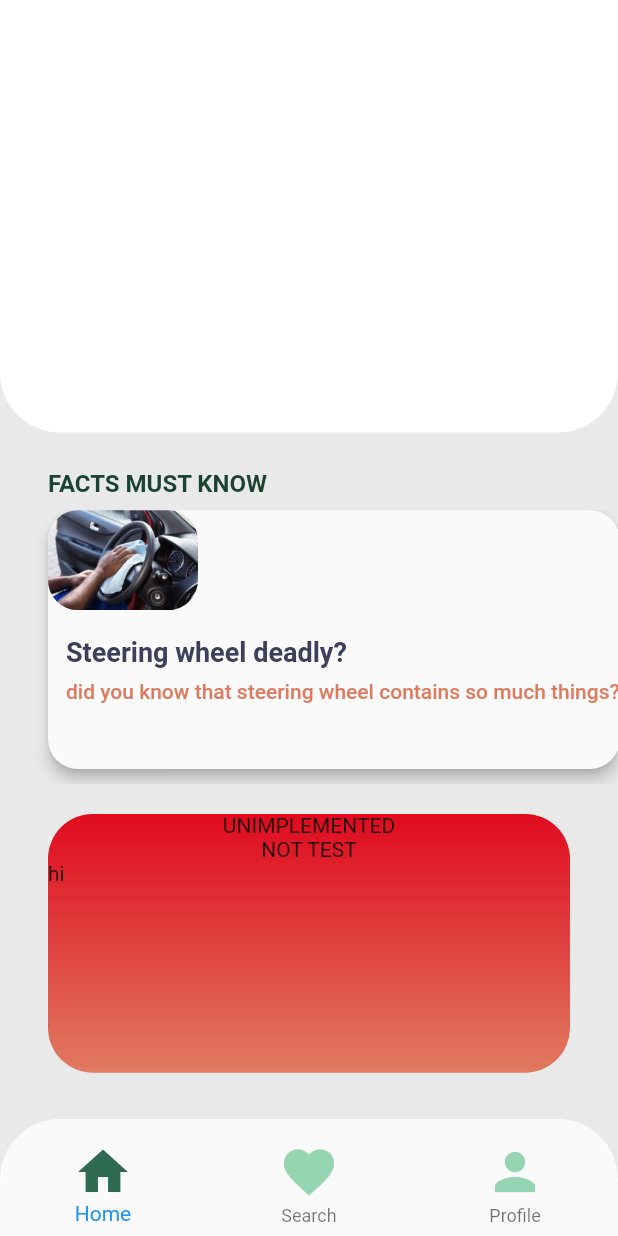
After one commit to lukechn99/Minnehack2021, a Flutter app: the ProfileScreen screen opened directly, on a phone screen of 412 x 824 dp. The commit adds this screen. Run offline on Flutter 3.47's test engine with Material 2 defaults, Android fonts, the phone set to English and light mode, and no system bars; our stand-ins replace location, percent_indicator; missing offline and left inert: workmanager.

Commit message:
changes that won't compile

```diff
--- /dev/null
+++ b/clean_homies/lib/model/facts.dart
@@ -0,0 +1,29 @@
+class Fact {
+  final String name, factText, imagePath;
+
+  Fact({this.name, this.factText, this.imagePath});
+}
+
+// local facts. we don't got no database lmao
+final facts = [
+  Fact(
+    name: "Steering wheel deadly?",
+    factText: "did you know that steering wheel contains so much things?",
+    imagePath: "assets/clean-steering-wheel-step-4.png",
+  ),
+  Fact(
+    name: "If you don't wash...",
+    factText: "maybe some more text will be inputted in here",
+    imagePath: "assets/full-moon.png",
+  ),
+  Fact(
+    name: "Deadly trips",
+    factText: "if you ",
+    imagePath: "assets/cute-goat.jpg",
+  ),
+  Fact(
+    name: "Orien Test",
+    factText: "fact text....",
+    imagePath: "assets/swirl-plant.jpg",
+  ),
+];
--- /dev/null
+++ b/clean_homies/lib/ui/pages/profile_screen.dart
@@ -0,0 +1,216 @@
+import 'package:flutter/material.dart';
+import 'package:clean_homies/model/facts.dart';
+
+class ProfileScreen extends StatelessWidget {
+  @override
+  Widget build(BuildContext context) {
+    final height = MediaQuery.of(context).size.height;
+    return Scaffold(
+      backgroundColor: const Color(0xFFE9E9E9),
+      bottomNavigationBar: ClipRRect(
+          borderRadius: BorderRadius.vertical(top: Radius.circular(40)),
+          child: BottomNavigationBar(
+            iconSize: 40,
+            selectedIconTheme: IconThemeData(
+              color: const Color(0xFF2d6a4f),
+            ),
+            unselectedIconTheme: IconThemeData(color: const Color(0xFF95d5b2)),
+            items: [
+              BottomNavigationBarItem(
+                  icon: Padding(
+                    padding: const EdgeInsets.only(top: 8.0),
+                    child: Icon(Icons.home),
+                  ),
+                  title: Text(
+                    "Home",
+                    style: const TextStyle(color: Colors.white),
+                  )),
+              BottomNavigationBarItem(
+                icon: Padding(
+                  child: Icon(Icons.favorite),
+                  padding: const EdgeInsets.only(top: 8.0),
+                ),
+                title: Text(
+                  "Search",
+                  style: const TextStyle(color: Colors.white),
+                ),
+              ),
+              BottomNavigationBarItem(
+                icon: Padding(
+                  child: Icon(Icons.person),
+                  padding: const EdgeInsets.only(top: 8.0),
+                ),
+                title: Text(
+                  "Profile",
+                  style: const TextStyle(color: Colors.white),
+                ),
+              ),
+            ],
+          )),
+      body: Stack(
+        children: <Widget>[
+          Positioned(
+              top: 0,
+              height: height * 0.35,
+              left: 0,
+              right: 0,
+              child: ClipRRect(
+                  borderRadius: const BorderRadius.vertical(
+                    bottom: const Radius.circular(40),
+                  ),
+                  child: Container(
+                    color: Colors.white,
+                  ))),
+          Positioned(
+            top: height * 0.38,
+            left: 0,
+            right: 0,
+            child: Container(
+              height: height * 0.50,
+              child: Column(
+                crossAxisAlignment: CrossAxisAlignment.start,
+                children: <Widget>[
+                  Padding(
+                    padding: const EdgeInsets.only(
+                      bottom: 8,
+                      left: 32,
+                      right: 16,
+                    ),
+                    child: Text(
+                      "FACTS MUST KNOW",
+                      style: const TextStyle(
+                        color: const Color(0xFF1b4332),
+                        fontSize: 16,
+                        fontWeight: FontWeight.w700,
+                      ),
+                    ),
+                  ),
+                  Expanded(
+                    child: SingleChildScrollView(
+                      scrollDirection: Axis.horizontal,
+                      child: Row(
+                        children: <Widget>[
+                          SizedBox(
+                            width: 32,
+                          ),
+                          for (int i = 0; i < facts.length; i++)
+                            _FactCard(fact: facts[i]),
+                        ],
+                      ),
+                    ),
+                  ),
+                  SizedBox(
+                    height: 20,
+                  ),
+                  Expanded(
+                    child: Container(
+                      margin: const EdgeInsets.only(
+                          bottom: 10, left: 32, right: 32),
+                      decoration: BoxDecoration(
+                        borderRadius: BorderRadius.all(Radius.circular(30)),
+                        gradient: LinearGradient(
+                          begin: Alignment.topCenter,
+                          end: Alignment.bottomCenter,
+                          colors: [
+                            const Color(0xFFe00a1f),
+                            const Color(0xFFe07a5f),
+                          ],
+                        ),
+                      ),
+                      child: Column(
+                        children: <Widget>[
+                          Text("UNIMPLEMENTED"),
+                          Text("NOT TEST"),
+                          Row(
+                            children: <Widget>[
+                              // IconButton(icon: Image.asset("")),
+                              Text('hi'),
+                            ],
+                          ),
+                        ],
+                      ),
+                    ),
+                  ),
+                ],
+              ),
+            ),
+          ),
+        ],
+      ),
+    );
+  }
+}
+
+//fact card
+class _FactCard extends StatelessWidget {
+  final Fact fact;
+
+  const _FactCard({Key key, @required this.fact}) : super(key: key);
+
+  @override
+  Widget build(BuildContext context) {
+    return Container(
+      margin: const EdgeInsets.only(
+        right: 20,
+        bottom: 10,
+      ),
+      child: Material(
+        borderRadius: BorderRadius.all(Radius.circular(20)),
+        elevation: 4,
+        child: Column(
+          crossAxisAlignment: CrossAxisAlignment.start,
+          mainAxisSize: MainAxisSize.max,
+          children: <Widget>[
+            Flexible(
+              fit: FlexFit.loose,
+              child: ClipRRect(
+                borderRadius: BorderRadius.all(Radius.circular(20)),
+                child: Image.asset(
+                  fact.imagePath,
+                  width: 100,
+                  //posible height
+                  fit: BoxFit.fitHeight,
+                ), // possible error
+              ),
+            ),
+            Flexible(
+              fit: FlexFit.tight,
+              child: Padding(
+                padding: const EdgeInsets.only(left: 12.0),
+                child: Column(
+                  crossAxisAlignment: CrossAxisAlignment.start,
+                  mainAxisAlignment: MainAxisAlignment.spaceBetween,
+                  children: [
+                    SizedBox(
+                      height: 10,
+                    ),
+                    Text(
+                      fact.name,
+                      style: const TextStyle(
+                        fontWeight: FontWeight.w700,
+                        fontSize: 18,
+                        color: const Color(0xFF3d405b),
+                      ),
+                    ),
+                    Text(
+                      fact.factText,
+                      overflow: TextOverflow.ellipsis,
+                      style: const TextStyle(
+                        fontWeight: FontWeight.w500,
+                        fontSize: 14,
+                        color: const Color(0xFFe07a5f),
+                      ),
+                    ),
+                    SizedBox(
+                      height: 16,
+                    ),
+                  ],
+                ),
+              ),
+            ),
+          ],
+        ),
+      ),
+    );
+  }
+}
--- a/clean_homies/pubspec.yaml
+++ b/clean_homies/pubspec.yaml
@@ -55,6 +55,8 @@ flutter:
   # assets:
   #   - images/a_dot_burr.jpeg
   #   - images/a_dot_ham.jpeg
+  assets:
+   - assets/
 
   # An image asset can refer to one or more resolution-specific "variants", see
   # https://flutter.dev/assets-and-images/#resolution-aware.
```
Also changed, not shown: clean_homies/lib/main.dart (+1 -10 lines), clean_homies/assets/Girl_shocked.png (added), clean_homies/assets/clean-steering-wheel-step-4.png (added), clean_homies/assets/cute-goat.jpg (added), clean_homies/assets/full-moon.png (added), clean_homies/assets/shocked-cartoon-boy.jpg (added), clean_homies/assets/swirl-plant.jpg (added), 1 other file.
